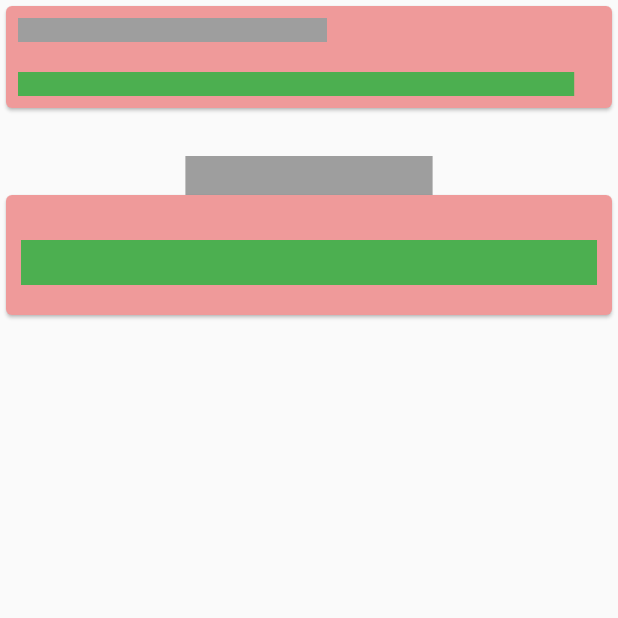
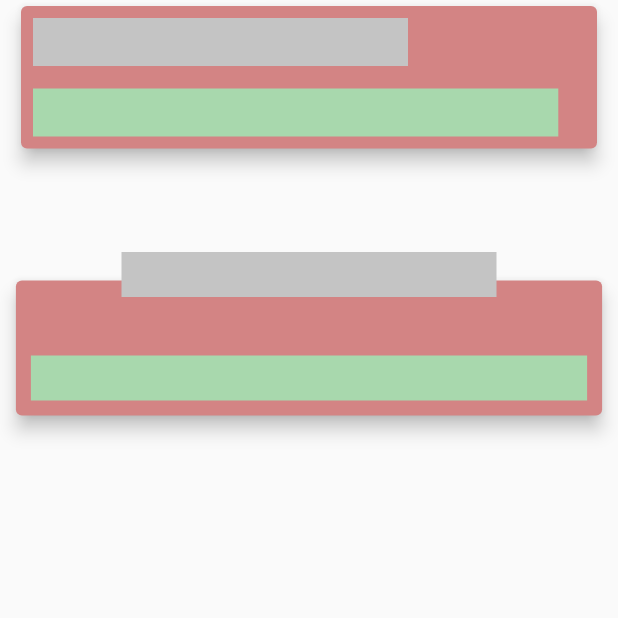
Before and after one commit to Naga283/ResponsiveUI, a Flutter app: the screen it shows after launch, on a phone screen of 412 x 824 dp, the top half of it. Run offline on Flutter 3.47's test engine with Material 2 defaults, Android fonts, the phone set to English and light mode, and no system bars.

Commit message:
Added all files

```diff
--- a/lib/homeScreen.dart
+++ b/lib/homeScreen.dart
@@ -5,45 +5,61 @@ class HomeScreen extends StatelessWidget {
   @override
   Widget build(BuildContext context) {
     return Scaffold(
-      body: Column(
+      body: Container(
+        margin: EdgeInsets.only(left: 10,right: 10),
+        child: Column(
+
           children: [
             Card1Wid(),
             SizedBox(height: 50,),
             Stack(
               alignment: Alignment.topCenter,
               clipBehavior: Clip.none, children:[
-                    Positioned(
 
-                      bottom: 80,
-                      child: Container(
-                        height: 30,
-                        width: MediaQuery.of(context).size.width * 0.4,
-                        color: Colors.grey,
-                        child: Text(""),
-                      ),
+                         Container(
+                      width: 50,
+                      height: 50,
+                      decoration: ShapeDecoration(
+                        shape: CircleBorder(),
+                        color: Colors.transparent),
                       ),
                 Positioned(
+                top: 30,
 
                   child: Card(
-                color: Colors.red[200],
+                    elevation: 5,
+                  color: Color(0XFFd38484),
                   child: Padding(
-                  padding: const EdgeInsets.only(top: 20,bottom: 20,left: 10,right: 10),
+                    padding: const EdgeInsets.only(top: 20,bottom: 10,left: 10,right: 10),
                     child: Column(
                       children: [
-                     SizedBox(height: 10,),
+                       SizedBox(height: 30,),
                          Container(
                          height: 30,
-                       width: MediaQuery.of(context).size.width,
-                      color: Colors.green,
+                         width: MediaQuery.of(context).size.width*0.9,
+                        color: Color(0XFFa8d8ad),
                         child: Text(""),
                         ),
                       ],
                     ),
                   ),
                             ),
-              ),]
-          )
+                ),
+                Positioned(
+
+                        bottom: 5,
+                        child: Container(
+                          height: 30,
+                          width: 250,
+                         // width: MediaQuery.of(context).size.width * 0.4,
+                          color: Color(0XFFc4c4c4),
+                          child: Text(""),
+                        ),
+                      ),
+                ]
+            ),
           ],
+        ),
       ),
     );
   }
@@ -57,28 +73,27 @@ class Card1Wid extends StatelessWidget {
   @override
   Widget build(BuildContext context) {
     return Card(
-
-      color: Colors.red[200],
+      elevation: 5,
+      color: Color(0XFFd38484),
       // height: MediaQuery.of(context).size.height * 0.12,
       child: Padding(
         padding: EdgeInsets.all(8.0),
         child: Container(
-          // height: MediaQuery.of(context).size.height * 0.05,
          width: MediaQuery.of(context).size.width,
           child: Column(
             crossAxisAlignment: CrossAxisAlignment.start,
             children: [
               Container(
-
-                width: MediaQuery.of(context).size.width *0.5,
-                color: Colors.grey,
+                padding: EdgeInsets.only(top: 8,bottom: 8),
+                width: 250,
+                color: Color(0XFFc4c4c4),
                 child: Text(""),
               ),
-              SizedBox(height: 20,),
+              SizedBox(height: 15,),
               Container(
-
-               width: MediaQuery.of(context).size.width * 0.9,
-                color: Colors.green,
+              padding: EdgeInsets.only(top: 8,bottom: 8),
+               width: MediaQuery.of(context).size.width * 0.85,
+                color: Color(0XFFa8d8ad),
                 child: Text(""),
               ),
             ],
```
Lines whose indentation alone changed are shown as unchanged.
